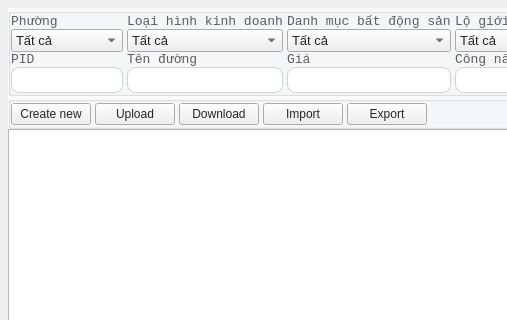
Before: the Qt Designer form ui/page_re_product.ui in dinhbinhnguyen0105/python.my-manager.v3, drawn with Qt 5; both pictures show x 0 to 507 and y 0 to 320 of the 1200 by 600 pixel window.
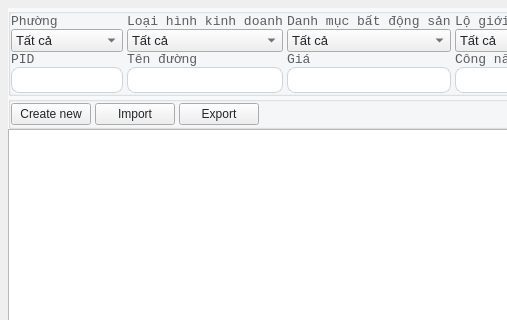
After: the same form once the commit is applied.

The edit to the form file:
```diff
--- a/ui/page_re_product.ui
+++ b/ui/page_re_product.ui
@@ -800,20 +800,6 @@
                  </property>
                 </widget>
                </item>
-               <item>
-                <widget class="QPushButton" name="action_upload_btn">
-                 <property name="text">
-                  <string>Upload</string>
-                 </property>
-                </widget>
-               </item>
-               <item>
-                <widget class="QPushButton" name="action_download_btn">
-                 <property name="text">
-                  <string>Download</string>
-                 </property>
-                </widget>
-               </item>
                <item>
                 <widget class="QPushButton" name="action_import_btn">
                  <property name="text">
```
